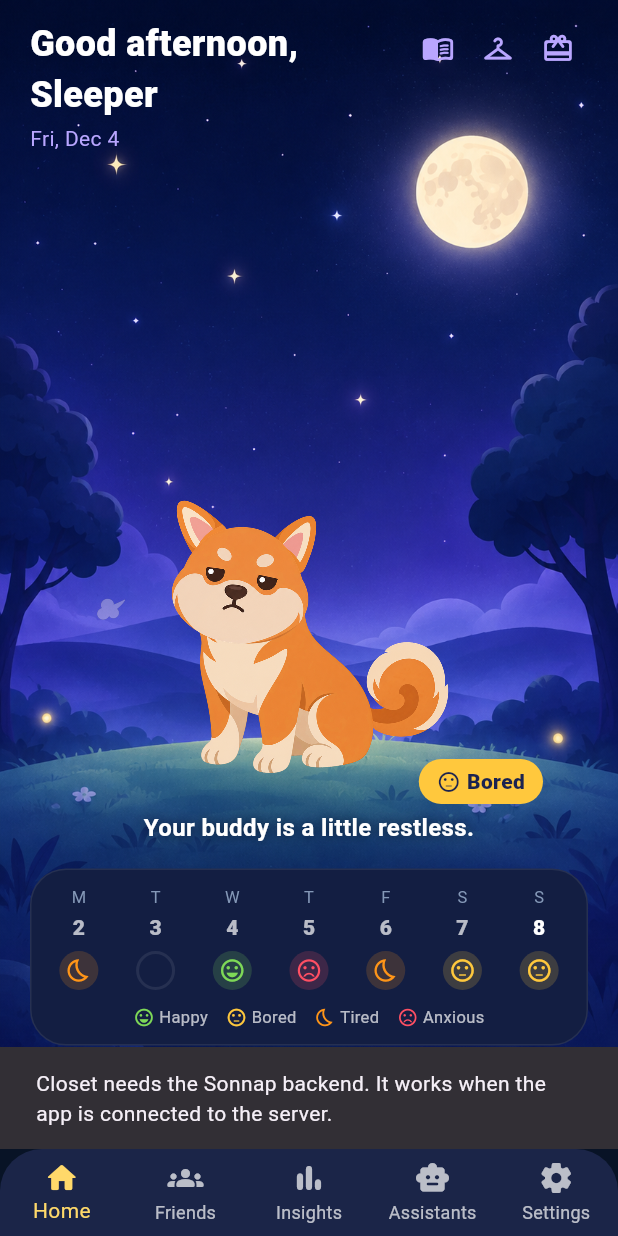
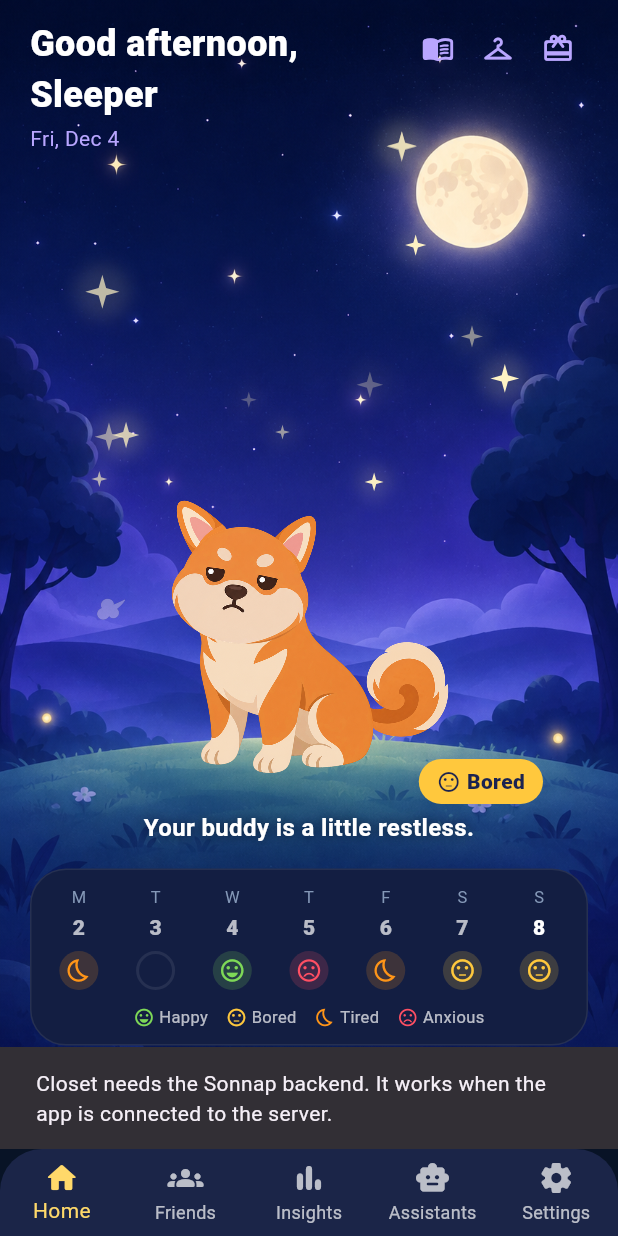
Before and after one commit to Nathan-0227/Sonnap-Project, a Flutter app: the screen it shows after launch, after a tap on the "checkroom" icon, on a phone screen of 412 x 824 dp. Run offline on Flutter 3.47's test engine with Material 3 defaults, Android fonts, the phone set to English and light mode, and no system bars; our stand-ins replace lottie; accounts and stored records are empty.

Commit message:
feat(home): 夜空加上會閃的四角星與流星（程式繪製，減少動態效果時靜止）
Co-Authored-By: Claude Opus 5.5 <noreply@anthropic.com>

```diff
--- a/app/lib/screens/home_screen.dart
+++ b/app/lib/screens/home_screen.dart
@@ -15,6 +15,7 @@ import '../theme/sonnap_colors.dart';
 import '../widgets/bedtime_urgency.dart';
 import '../widgets/home_pet.dart';
 import '../widgets/info_tile.dart';
+import '../widgets/night_sky_effects.dart';
 import '../widgets/week_mood_strip.dart';
 import 'closet_screen.dart';
 import 'rewards_screen.dart';
@@ -458,6 +459,8 @@ class _HomeScreenState extends State<HomeScreen> with WidgetsBindingObserver {
             alignment: Alignment.topCenter,
             errorBuilder: (context, error, stack) => const SizedBox.shrink(),
           ),
+          // 星星閃光與流星，只畫在山頂以上的天空。
+          NightSkyEffects(width: width, height: crestY * 0.85),
           Padding(
             padding: EdgeInsets.only(top: topInset),
             child: Center(
--- /dev/null
+++ b/app/lib/widgets/night_sky_effects.dart
@@ -0,0 +1,188 @@
+import 'dart:math' as math;
+
+import 'package:flutter/material.dart';
+
+/// 首頁夜空上的動態效果：四角星一閃一閃地發亮，偶爾一道流星劃過。
+///
+/// 全部用程式畫（不用任何圖片素材）。只畫在天空那一塊（[height] 由首頁依
+/// 背景圖的山頂高度算出），不會蓋到寵物與卡片。
+///
+/// ⚠️ 系統開了「減少動態效果」時只畫靜止的星星，不跑動畫。
+class NightSkyEffects extends StatefulWidget {
+  final double width;
+  final double height;
+
+  const NightSkyEffects({super.key, required this.width, required this.height});
+
+  @override
+  State<NightSkyEffects> createState() => _NightSkyEffectsState();
+}
+
+/// 一顆會閃的星：位置用寬高的比例表示，換手機尺寸也落在天空裡。
+class _Sparkle {
+  final double x, y, size, phase, speed;
+  const _Sparkle(this.x, this.y, this.size, this.phase, this.speed);
+}
+
+/// 流星的週期：每 [kShootingStarPeriod] 劃過一次，每次 [kShootingStarFlight]。
+const Duration kShootingStarPeriod = Duration(seconds: 7);
+const double kShootingStarFlight = 0.16; // 佔週期的比例（約 1.1 秒）
+
+class _NightSkyEffectsState extends State<NightSkyEffects>
+    with SingleTickerProviderStateMixin {
+  late final AnimationController _controller;
+
+  // 固定種子：每次打開位置都一樣，畫面不會「跳」。
+  static final List<_Sparkle> _sparkles = () {
+    final r = math.Random(11);
+    final out = <_Sparkle>[];
+    while (out.length < 14) {
+      final x = 0.04 + r.nextDouble() * 0.92;
+      final y = 0.06 + r.nextDouble() * 0.74;
+      final size = 5 + r.nextDouble() * 7;
+      final phase = r.nextDouble() * math.pi * 2;
+      final speed = 0.6 + r.nextDouble() * 1.2;
+      // 左上角是問候文字，星星不要閃在字上。
+      if (x < 0.62 && y < 0.36) continue;
+      out.add(_Sparkle(x, y, size, phase, speed));
+    }
+    return out;
+  }();
+
+  @override
+  void initState() {
+    super.initState();
+    _controller = AnimationController(
+      vsync: this,
+      duration: kShootingStarPeriod,
+    );
+  }
+
+  @override
+  void didChangeDependencies() {
+    super.didChangeDependencies();
+    final reduce = MediaQuery.of(context).disableAnimations;
+    if (reduce) {
+      _controller.stop();
+    } else if (!_controller.isAnimating) {
+      _controller.repeat();
+    }
+  }
+
+  @override
+  void dispose() {
+    _controller.dispose();
+    super.dispose();
+  }
+
+  @override
+  Widget build(BuildContext context) {
+    return IgnorePointer(
+      child: RepaintBoundary(
+        child: SizedBox(
+          key: const Key('night-sky-effects'),
+          width: widget.width,
+          height: widget.height,
+          child: AnimatedBuilder(
+            animation: _controller,
+            builder: (context, _) => CustomPaint(
+              painter: _SkyPainter(
+                t: _controller.value,
+                sparkles: _sparkles,
+                animate: _controller.isAnimating,
+              ),
+            ),
+          ),
+        ),
+      ),
+    );
+  }
+}
+
+class _SkyPainter extends CustomPainter {
+  final double t;
+  final List<_Sparkle> sparkles;
+  final bool animate;
+
+  _SkyPainter({required this.t, required this.sparkles, required this.animate});
+
+  /// 四角星：上下左右四個尖，中間微微內凹。
+  static Path _star(Offset c, double r) {
+    final inner = r * 0.22;
+    final path = Path()..moveTo(c.dx, c.dy - r);
+    final pts = [
+      Offset(c.dx + inner, c.dy - inner),
+      Offset(c.dx + r, c.dy),
+      Offset(c.dx + inner, c.dy + inner),
+      Offset(c.dx, c.dy + r),
+      Offset(c.dx - inner, c.dy + inner),
+      Offset(c.dx - r, c.dy),
+      Offset(c.dx - inner, c.dy - inner),
+    ];
+    for (final p in pts) {
+      path.lineTo(p.dx, p.dy);
+    }
+    return path..close();
+  }
+
+  @override
+  void paint(Canvas canvas, Size size) {
+    // ── 會閃的星 ──
+    for (final s in sparkles) {
+      final wave = animate
+          ? (math.sin(t * math.pi * 2 * 4 * s.speed + s.phase) + 1) / 2
+          : 0.6;
+      final alpha = 0.25 + 0.75 * wave;
+      final r = s.size * (0.75 + 0.35 * wave);
+      final c = Offset(s.x * size.width, s.y * size.height);
+
+      // 外圈光暈
+      canvas.drawCircle(
+        c,
+        r * 1.6,
+        Paint()
+          ..color = const Color(0xFFFFE9A8).withValues(alpha: 0.18 * alpha)
+          ..maskFilter = const MaskFilter.blur(BlurStyle.normal, 6),
+      );
+      canvas.drawPath(
+        _star(c, r),
+        Paint()..color = const Color(0xFFFFF3C4).withValues(alpha: alpha),
+      );
+    }
+
+    // ── 流星：每個週期開頭劃過一次 ──
+    if (!animate || t > kShootingStarFlight) return;
+    final p = Curves.easeOut.transform(t / kShootingStarFlight);
+    final fade = p < 0.8 ? 1.0 : (1 - p) / 0.2;
+    final start = Offset(size.width * 0.15, size.height * 0.08);
+    final end = Offset(size.width * 0.75, size.height * 0.48);
+    final head = Offset.lerp(start, end, p)!;
+    final dir = (end - start) / (end - start).distance;
+    final tail = head - dir * size.width * 0.22;
+
+    canvas.drawLine(
+      tail,
+      head,
+      Paint()
+        ..shader = LinearGradient(
+          colors: [
+            const Color(0x00FFFFFF),
+            Colors.white.withValues(alpha: 0.9 * fade),
+          ],
+        ).createShader(Rect.fromPoints(tail, head))
+        ..strokeWidth = 2.4
+        ..strokeCap = StrokeCap.round,
+    );
+    canvas.drawCircle(
+      head,
+      3.2,
+      Paint()
+        ..color = Colors.white.withValues(alpha: fade)
+        ..maskFilter = const MaskFilter.blur(BlurStyle.normal, 3),
+    );
+  }
+
+  @override
+  bool shouldRepaint(covariant _SkyPainter old) =>
+      old.t != t || old.animate != animate;
+}
```
Also changed, not shown: 1 other file.
